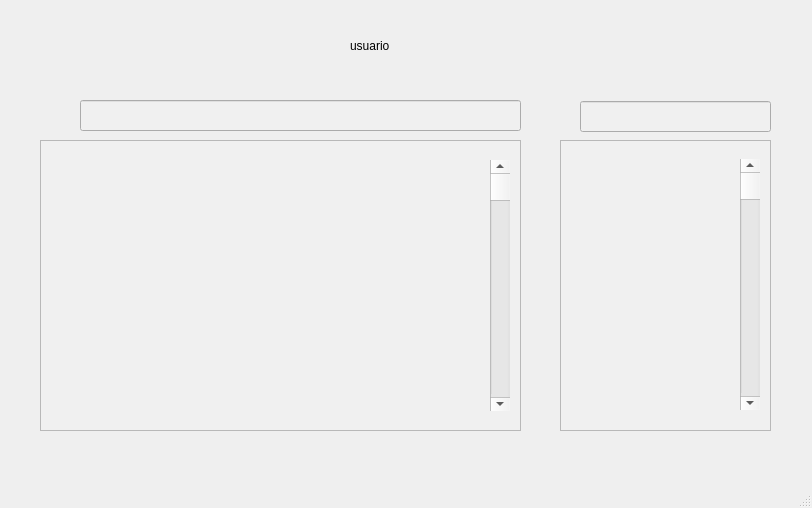
First picture: the form in gestor_apps/interfaz_1/mainwindow.ui, repository AgustinDelgadoEstevez04/Repositorio_Dam_Tarde_Aerolaser, before the edit.
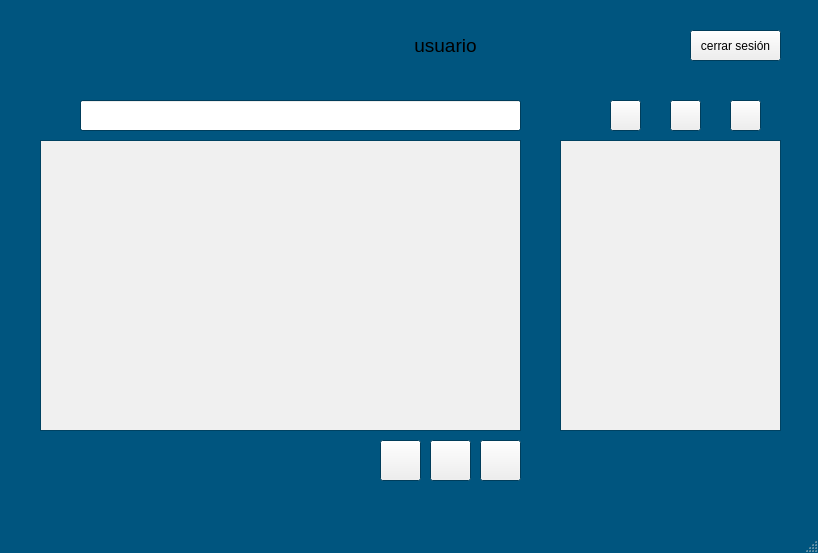
Second picture: the form after the edit. Icons and pictures are not drawn.

```diff
--- a/gestor_apps/interfaz_1/mainwindow.ui
+++ b/gestor_apps/interfaz_1/mainwindow.ui
@@ -6,8 +6,8 @@
    <rect>
     <x>0</x>
     <y>0</y>
-    <width>812</width>
-    <height>508</height>
+    <width>818</width>
+    <height>553</height>
    </rect>
   </property>
   <property name="palette">
@@ -40,6 +40,15 @@
        </color>
       </brush>
      </colorrole>
+     <colorrole role="Window">
+      <brush brushstyle="SolidPattern">
+       <color alpha="255">
+        <red>0</red>
+        <green>85</green>
+        <blue>127</blue>
+       </color>
+      </brush>
+     </colorrole>
     </active>
     <inactive>
      <colorrole role="Light">
@@ -69,6 +78,15 @@
        </color>
       </brush>
      </colorrole>
+     <colorrole role="Window">
+      <brush brushstyle="SolidPattern">
+       <color alpha="255">
+        <red>0</red>
+        <green>85</green>
+        <blue>127</blue>
+       </color>
+      </brush>
+     </colorrole>
     </inactive>
     <disabled>
      <colorrole role="WindowText">
@@ -116,6 +134,24 @@
        </color>
       </brush>
      </colorrole>
+     <colorrole role="Base">
+      <brush brushstyle="SolidPattern">
+       <color alpha="255">
+        <red>0</red>
+        <green>85</green>
+        <blue>127</blue>
+       </color>
+      </brush>
+     </colorrole>
+     <colorrole role="Window">
+      <brush brushstyle="SolidPattern">
+       <color alpha="255">
+        <red>0</red>
+        <green>85</green>
+        <blue>127</blue>
+       </color>
+      </brush>
+     </colorrole>
     </disabled>
    </palette>
   </property>
@@ -165,50 +201,15 @@
      <rect>
       <x>560</x>
       <y>140</y>
-      <width>211</width>
+      <width>221</width>
       <height>291</height>
      </rect>
     </property>
    </widget>
-   <widget class="QLabel" name="label">
-    <property name="geometry">
-     <rect>
-      <x>560</x>
-      <y>100</y>
-      <width>21</width>
-      <height>31</height>
-     </rect>
-    </property>
-    <property name="text">
-     <string/>
-    </property>
-    <property name="pixmap">
-     <pixmap resource="resources.qrc">:/imagenestrabajo/imagenes trabajo/herramienta-de-filtro-forma-negra.png</pixmap>
-    </property>
-    <property name="scaledContents">
-     <bool>false</bool>
-    </property>
-    <property name="alignment">
-     <set>Qt::AlignmentFlag::AlignCenter</set>
-    </property>
-    <property name="wordWrap">
-     <bool>false</bool>
-    </property>
-   </widget>
-   <widget class="QLineEdit" name="lineEdit">
-    <property name="geometry">
-     <rect>
-      <x>580</x>
-      <y>101</y>
-      <width>191</width>
-      <height>31</height>
-     </rect>
-    </property>
-   </widget>
    <widget class="QLabel" name="label_2">
     <property name="geometry">
      <rect>
-      <x>290</x>
+      <x>330</x>
       <y>20</y>
       <width>51</width>
       <height>51</height>
@@ -255,45 +256,263 @@
       <height>31</height>
      </rect>
     </property>
-   </widget>
-   <widget class="QScrollBar" name="verticalScrollBar">
-    <property name="geometry">
-     <rect>
-      <x>740</x>
-      <y>159</y>
-      <width>20</width>
-      <height>251</height>
-     </rect>
+    <property name="palette">
+     <palette>
+      <active>
+       <colorrole role="Window">
+        <brush brushstyle="SolidPattern">
+         <color alpha="255">
+          <red>0</red>
+          <green>85</green>
+          <blue>127</blue>
+         </color>
+        </brush>
+       </colorrole>
+      </active>
+      <inactive>
+       <colorrole role="Window">
+        <brush brushstyle="SolidPattern">
+         <color alpha="255">
+          <red>0</red>
+          <green>85</green>
+          <blue>127</blue>
+         </color>
+        </brush>
+       </colorrole>
+      </inactive>
+      <disabled>
+       <colorrole role="Base">
+        <brush brushstyle="SolidPattern">
+         <color alpha="255">
+          <red>0</red>
+          <green>85</green>
+          <blue>127</blue>
+         </color>
+        </brush>
+       </colorrole>
+       <colorrole role="Window">
+        <brush brushstyle="SolidPattern">
+         <color alpha="255">
+          <red>0</red>
+          <green>85</green>
+          <blue>127</blue>
+         </color>
+        </brush>
+       </colorrole>
+      </disabled>
+     </palette>
     </property>
-    <property name="orientation">
-     <enum>Qt::Orientation::Vertical</enum>
-    </property>
    </widget>
-   <widget class="QScrollBar" name="verticalScrollBar_2">
+   <widget class="QLabel" name="usuario_nombre">
     <property name="geometry">
      <rect>
-      <x>490</x>
-      <y>160</y>
-      <width>20</width>
-      <height>251</height>
-     </rect>
-    </property>
-    <property name="orientation">
-     <enum>Qt::Orientation::Vertical</enum>
-    </property>
-   </widget>
-   <widget class="QLabel" name="label_4">
-    <property name="geometry">
-     <rect>
-      <x>350</x>
+      <x>390</x>
       <y>30</y>
       <width>111</width>
       <height>31</height>
      </rect>
     </property>
+    <property name="font">
+     <font>
+      <pointsize>14</pointsize>
+     </font>
+    </property>
     <property name="text">
      <string>usuario</string>
     </property>
+    <property name="alignment">
+     <set>Qt::AlignmentFlag::AlignCenter</set>
+    </property>
+   </widget>
+   <widget class="QPushButton" name="cerrar_sesion">
+    <property name="geometry">
+     <rect>
+      <x>690</x>
+      <y>30</y>
+      <width>91</width>
+      <height>31</height>
+     </rect>
+    </property>
+    <property name="text">
+     <string>cerrar sesión</string>
+    </property>
+   </widget>
+   <widget class="QPushButton" name="favoritos">
+    <property name="geometry">
+     <rect>
+      <x>610</x>
+      <y>100</y>
+      <width>31</width>
+      <height>31</height>
+     </rect>
+    </property>
+    <property name="text">
+     <string/>
+    </property>
+    <property name="icon">
+     <iconset resource="resources.qrc">
+      <normaloff>:/imagenes trabajo/me-gusta.png</normaloff>:/imagenes trabajo/me-gusta.png</iconset>
+    </property>
+    <property name="iconSize">
+     <size>
+      <width>20</width>
+      <height>20</height>
+     </size>
+    </property>
+   </widget>
+   <widget class="QPushButton" name="descargados">
+    <property name="geometry">
+     <rect>
+      <x>670</x>
+      <y>100</y>
+      <width>31</width>
+      <height>31</height>
+     </rect>
+    </property>
+    <property name="text">
+     <string/>
+    </property>
+    <property name="icon">
+     <iconset resource="resources.qrc">
+      <normaloff>:/imagenes trabajo/descargas.png</normaloff>:/imagenes trabajo/descargas.png</iconset>
+    </property>
+    <property name="iconSize">
+     <size>
+      <width>20</width>
+      <height>20</height>
+     </size>
+    </property>
+   </widget>
+   <widget class="QPushButton" name="no_descargados">
+    <property name="geometry">
+     <rect>
+      <x>730</x>
+      <y>100</y>
+      <width>31</width>
+      <height>31</height>
+     </rect>
+    </property>
+    <property name="text">
+     <string/>
+    </property>
+    <property name="icon">
+     <iconset resource="resources.qrc">
+      <normaloff>:/imagenes trabajo/no.png</normaloff>:/imagenes trabajo/no.png</iconset>
+    </property>
+    <property name="iconSize">
+     <size>
+      <width>20</width>
+      <height>20</height>
+     </size>
+    </property>
+   </widget>
+   <widget class="QLabel" name="label_filtro">
+    <property name="geometry">
+     <rect>
+      <x>560</x>
+      <y>100</y>
+      <width>31</width>
+      <height>31</height>
+     </rect>
+    </property>
+    <property name="text">
+     <string/>
+    </property>
+    <property name="pixmap">
+     <pixmap resource="resources.qrc">:/imagenes trabajo/filtrar.png</pixmap>
+    </property>
+    <property name="scaledContents">
+     <bool>true</bool>
+    </property>
+   </widget>
+   <widget class="QPushButton" name="favorito_app">
+    <property name="geometry">
+     <rect>
+      <x>380</x>
+      <y>440</y>
+      <width>41</width>
+      <height>41</height>
+     </rect>
+    </property>
+    <property name="text">
+     <string/>
+    </property>
+    <property name="icon">
+     <iconset resource="resources.qrc">
+      <normaloff>:/imagenes trabajo/mano arriba.png</normaloff>:/imagenes trabajo/mano arriba.png</iconset>
+    </property>
+    <property name="iconSize">
+     <size>
+      <width>20</width>
+      <height>20</height>
+     </size>
+    </property>
+   </widget>
+   <widget class="QPushButton" name="descargar_app">
+    <property name="geometry">
+     <rect>
+      <x>430</x>
+      <y>440</y>
+      <width>41</width>
+      <height>41</height>
+     </rect>
+    </property>
+    <property name="text">
+     <string/>
+    </property>
+    <property name="icon">
+     <iconset resource="resources.qrc">
+      <normaloff>:/imagenes trabajo/instalar.png</normaloff>:/imagenes trabajo/instalar.png</iconset>
+    </property>
+    <property name="iconSize">
+     <size>
+      <width>20</width>
+      <height>20</height>
+     </size>
+    </property>
+   </widget>
+   <widget class="QPushButton" name="no_descargados_2">
+    <property name="geometry">
+     <rect>
+      <x>480</x>
+      <y>440</y>
+      <width>41</width>
+      <height>41</height>
+     </rect>
+    </property>
+    <property name="text">
+     <string/>
+    </property>
+    <property name="icon">
+     <iconset resource="resources.qrc">
+      <normaloff>:/imagenes trabajo/no.png</normaloff>:/imagenes trabajo/no.png</iconset>
+    </property>
+    <property name="iconSize">
+     <size>
+      <width>20</width>
+      <height>20</height>
+     </size>
+    </property>
+   </widget>
+   <widget class="QLabel" name="label">
+    <property name="geometry">
+     <rect>
+      <x>40</x>
+      <y>440</y>
+      <width>331</width>
+      <height>41</height>
+     </rect>
+    </property>
+    <property name="text">
+     <string>&lt;!DOCTYPE HTML PUBLIC &quot;-//W3C//DTD HTML 4.0//EN&quot; &quot;http://www.w3.org/TR/REC-html40/strict.dtd&quot;&gt;
+&lt;html&gt;&lt;head&gt;&lt;meta name=&quot;qrichtext&quot; content=&quot;1&quot; /&gt;&lt;meta charset=&quot;utf-8&quot; /&gt;&lt;style type=&quot;text/css&quot;&gt;
+p, li { white-space: pre-wrap; }
+hr { height: 1px; border-width: 0; }
+li.unchecked::marker { content: &quot;\2610&quot;; }
+li.checked::marker { content: &quot;\2612&quot;; }
+&lt;/style&gt;&lt;/head&gt;&lt;body style=&quot; font-family:'Segoe UI'; font-size:9pt; font-weight:400; font-style:normal;&quot;&gt;
+&lt;p style=&quot;-qt-paragraph-type:empty; margin-top:0px; margin-bottom:0px; margin-left:0px; margin-right:0px; -qt-block-indent:0; text-indent:0px;&quot;&gt;&lt;br /&gt;&lt;/p&gt;&lt;/body&gt;&lt;/html&gt;</string>
+    </property>
    </widget>
   </widget>
   <widget class="QMenuBar" name="menubar">
```
Left out of the diff: 12 changed lines with no effect on the pictures.
